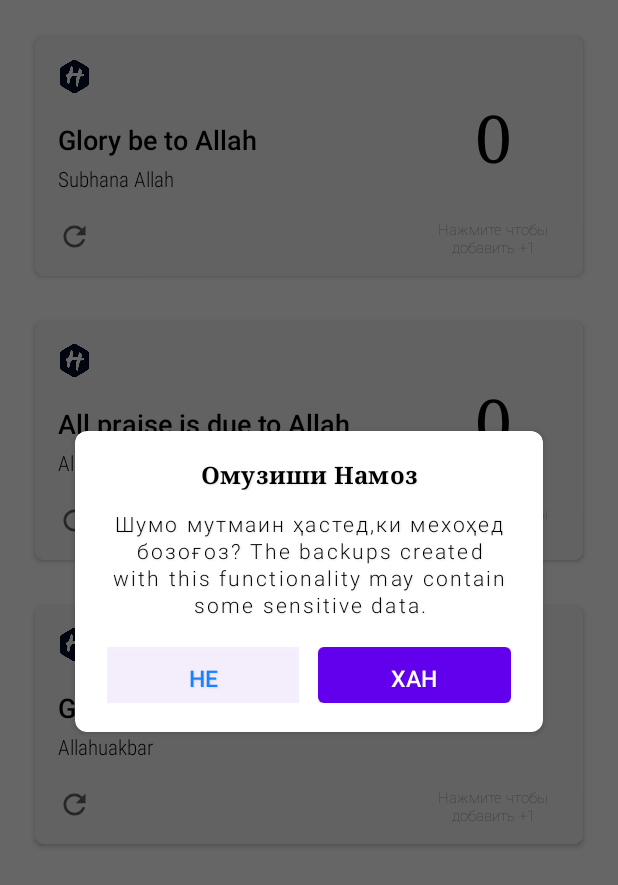
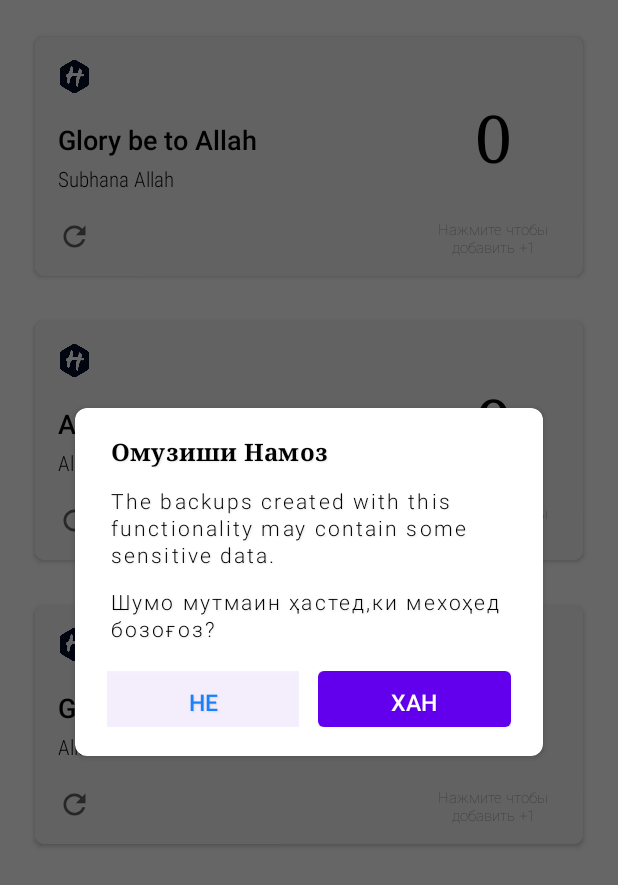
Before and after one commit to fotehkamolov96/TasbihNamaz, an Android app: the screen it shows after launch (MainActivity), after a tap on an icon or button, on a phone screen of 412 x 824 dp. Shown: the top 885 px of the screen. Run offline under Robolectric (Android 15) with nearby library versions, the phone set to English and light mode, and no system bars.

Commit message:
Tasbih Dialog Screen

```diff
--- a/app/src/main/java/com/example/tasbihnamaz/MainActivity.java
+++ b/app/src/main/java/com/example/tasbihnamaz/MainActivity.java
@@ -67,7 +67,7 @@ public class MainActivity extends AppCompatActivity {
 
     @Override
     public void onBackPressed() {
-        AlertDialog.Builder builder = new AlertDialog.Builder(MainActivity.this);
+       /* AlertDialog.Builder builder = new AlertDialog.Builder(MainActivity.this);
         View view = getLayoutInflater().inflate(R.layout.dialog_screen, null);
         Button cancel_ = view.findViewById(R.id.textViewNegative);
         Button exit_ = view.findViewById(R.id.textViewPositive);
@@ -86,7 +86,8 @@ public class MainActivity extends AppCompatActivity {
         dialogExit.show();
         dialogExit.getWindow().setBackgroundDrawable(new ColorDrawable(Color.TRANSPARENT));
         cancel_.setOnClickListener(v -> dialogExit.cancel());
-        exit_.setOnClickListener(v -> MainActivity.this.finish());
+        exit_.setOnClickListener(v -> MainActivity.this.finish());*/
+        finish();
     }
 
     public void LoadCounter() {
@@ -169,6 +170,8 @@ public class MainActivity extends AppCompatActivity {
             //Мы устанавливаем тексты по умалчанию.
             TextView exit_title = view.findViewById(R.id.exit_title);
             TextView exit_desc = view.findViewById(R.id.exit_desc);
+            TextView refresh_desc = view.findViewById(R.id.refresh_desc);
+            refresh_desc.setText(R.string.reset_description);
             exit_title.setText(R.string.exit_title);
             exit_desc.setText(R.string.reset);
 
@@ -216,7 +219,8 @@ public class MainActivity extends AppCompatActivity {
             TextView exit_desc = view.findViewById(R.id.exit_desc);
             exit_title.setText(R.string.exit_title);
             exit_desc.setText(R.string.reset);
-
+            TextView refresh_desc = view.findViewById(R.id.refresh_desc);
+            refresh_desc.setText(R.string.reset_description);
             builder.setView(view);
 
             final AlertDialog dialogExit = builder.create();
@@ -261,7 +265,8 @@ public class MainActivity extends AppCompatActivity {
             TextView exit_desc = view.findViewById(R.id.exit_desc);
             exit_title.setText(R.string.exit_title);
             exit_desc.setText(R.string.reset);
-
+            TextView refresh_desc = view.findViewById(R.id.refresh_desc);
+            refresh_desc.setText(R.string.reset_description);
             builder.setView(view);
 
             final AlertDialog dialogExit = builder.create();
--- a/app/src/main/res/layout/dialog_screen.xml
+++ b/app/src/main/res/layout/dialog_screen.xml
@@ -11,10 +11,10 @@
         android:layout_width="match_parent"
         android:layout_height="match_parent"
         android:clickable="true"
+        android:focusable="true"
         android:gravity="center"
         android:orientation="vertical"
-        android:paddingBottom="48dp"
-        android:focusable="true">
+        android:paddingBottom="48dp">
 
         <androidx.cardview.widget.CardView
             android:id="@+id/layoutDialog"
@@ -34,15 +34,15 @@
 
                 <View
                     android:layout_width="match_parent"
-                    android:layout_height="18dp"/>
+                    android:layout_height="18dp" />
+
                 <LinearLayout
                     android:layout_width="match_parent"
                     android:layout_height="0dp"
-                    android:layout_weight="1"
                     android:layout_marginStart="8dp"
                     android:layout_marginEnd="8dp"
+                    android:layout_weight="1"
                     android:orientation="vertical">
-
 
                     <TextView
                         android:id="@+id/exit_title"
@@ -50,7 +50,7 @@
                         android:layout_height="wrap_content"
                         android:ellipsize="end"
                         android:fontFamily="serif"
-                        android:gravity="center"
+                        android:gravity="start"
                         android:letterSpacing="@dimen/text_medium_letter_spacing"
                         android:lineSpacingExtra="@dimen/line_spacing_extra_title"
                         android:paddingLeft="16dp"
@@ -63,14 +63,10 @@
                         android:textSize="16sp"
                         android:textStyle="bold"
                         tools:text="@string/exit_title" />
+
                     <View
                         android:layout_width="match_parent"
-                        android:layout_height="12dp"/>
-
-                    <ScrollView
-                        android:layout_width="match_parent"
-                        android:layout_height="wrap_content"
-                        android:scrollbars="vertical">
+                        android:layout_height="12dp" />
 
                     <TextView
                         android:id="@+id/exit_desc"
@@ -78,7 +74,7 @@
                         android:layout_height="wrap_content"
                         android:ellipsize="end"
                         android:fontFamily="sans-serif-light"
-                            android:gravity="center"
+                        android:gravity="start"
                         android:letterSpacing="0.1"
                         android:lineSpacingExtra="2sp"
                         android:paddingLeft="16dp"
@@ -90,10 +86,33 @@
                         android:textColor="@color/title_ios_dialog"
                         android:textSize="14sp"
                         tools:text="@string/reset" />
-                    </ScrollView>
+
                     <View
                         android:layout_width="match_parent"
-                        android:layout_height="12dp"/>
+                        android:layout_height="12dp" />
+
+                    <TextView
+                        android:id="@+id/refresh_desc"
+                        android:layout_width="match_parent"
+                        android:layout_height="wrap_content"
+                        android:ellipsize="end"
+                        android:fontFamily="sans-serif-light"
+                        android:gravity="start"
+                        android:letterSpacing="0.1"
+                        android:lineSpacingExtra="2sp"
+                        android:paddingLeft="16dp"
+                        android:paddingRight="16dp"
+                        android:shadowColor="@color/text_shadow"
+                        android:shadowDx="1"
+                        android:shadowDy="1"
+                        android:shadowRadius="1"
+                        android:textColor="@color/title_ios_dialog"
+                        android:textSize="14sp"
+                        tools:text="@string/reset_description" />
+
+                    <View
+                        android:layout_width="match_parent"
+                        android:layout_height="12dp" />
                 </LinearLayout>
 
                 <LinearLayout
@@ -123,8 +142,8 @@
                                 android:layout_width="0dp"
                                 android:layout_height="match_parent"
                                 android:layout_weight="1"
-                                android:padding="5dp"
-                                android:orientation="horizontal">
+                                android:orientation="horizontal"
+                                android:padding="5dp">
 
                                 <Button
                                     android:id="@+id/textViewNegative"
@@ -156,8 +175,8 @@
                                 android:layout_width="0dp"
                                 android:layout_height="match_parent"
                                 android:layout_weight="1"
-                                android:padding="5dp"
-                                android:orientation="horizontal">
+                                android:orientation="horizontal"
+                                android:padding="5dp">
 
                                 <Button
                                     android:id="@+id/textViewPositive"
@@ -186,7 +205,7 @@
 
                 <View
                     android:layout_width="match_parent"
-                    android:layout_height="14dp"/>
+                    android:layout_height="14dp" />
             </LinearLayout>
         </androidx.cardview.widget.CardView>
     </LinearLayout>
--- a/app/src/main/res/values/strings.xml
+++ b/app/src/main/res/values/strings.xml
@@ -2,5 +2,7 @@
     <string name="app_name">TasbihNamaz</string>
     <string name="exit_title">Омузиши Намоз</string>
     <string name="exit_desc">The backups created with this functionality may contain some sensitive data.</string>
-    <string name="reset">Шумо мутмаин ҳастед,ки мехоҳед бозоғоз? The backups created with this functionality may contain some sensitive data.</string>
+    <string name="reset">The backups created with this functionality may contain some sensitive data.</string>
+    <string name="reset_description">Шумо мутмаин ҳастед,ки мехоҳед бозоғоз?</string>
+
 </resources>
```
Lines whose indentation alone changed are shown as unchanged.
